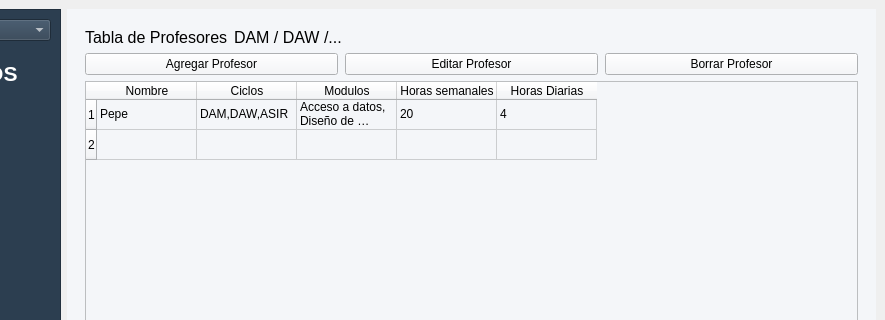
Old version of the form src/ui/horarios.ui in the repository IvanJesusCorbalanPascual/Creador-de-Horarios; both pictures show x 148 to 1033 and y 0 to 320 of the 1033 by 671 pixel window.
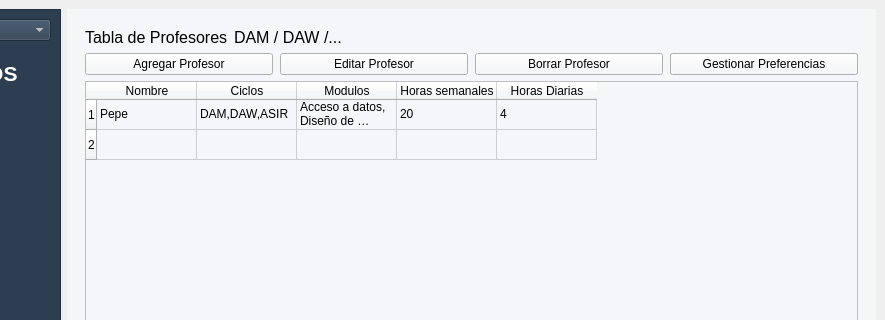
New version of the form. The open tabs and pages were chosen to show the change.

Commit message:
Finalizado interfaz y lógica de preferencias y bloqueo de edición en tablas
He terminado la integración del sistema de gestión de preferencias, permite listar y eliminar restricciones horarias de cada profesor correctamente, estas son tenidas en cuenta al generar el horario del ciclo que corresponde dicho profesor. También he quitado la edición manual en las tablas para que solo sea posible hacerlo con los botones y evitar errores.

What changed in the file:
```diff
--- a/src/ui/horarios.ui
+++ b/src/ui/horarios.ui
@@ -390,6 +390,13 @@
                </property>
               </widget>
              </item>
+             <item>
+              <widget class="QPushButton" name="btn_preferencias">
+               <property name="text">
+                <string>Gestionar Preferencias</string>
+               </property>
+              </widget>
+             </item>
             </layout>
            </item>
            <item>
```
Left out of the diff: 9 changed lines with no effect on the pictures. The commit also changes 4 other files.
